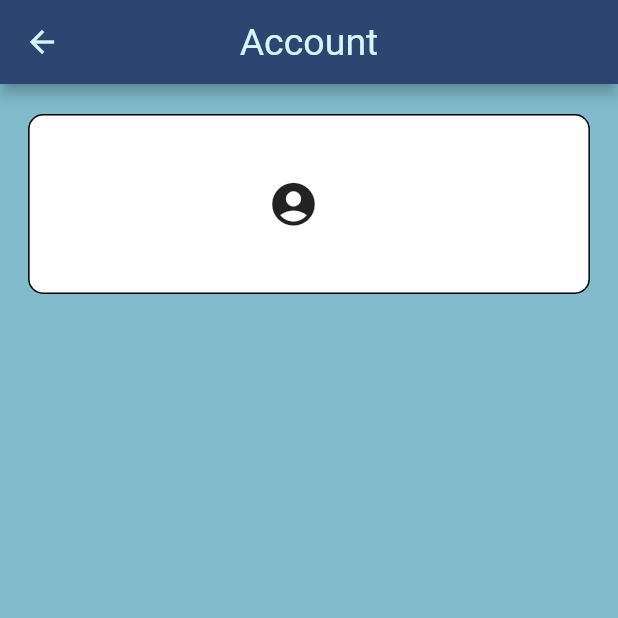
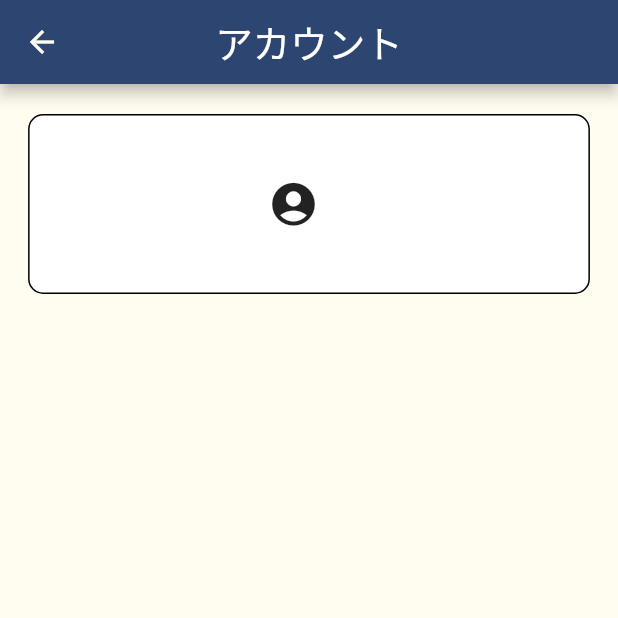
Before and after one commit to TajimaMiho/SoundFit, a Flutter app: the ConfigPage screen opened directly, on a phone screen of 412 x 824 dp, the top half of it. Run offline on Flutter 3.47's test engine with Material 2 defaults, Android fonts, the phone set to English and light mode, and no system bars; our stand-ins replace cloud_firestore, firebase_auth, firebase_core, firebase_storage, flutter_riverpod, flutter_svg and 4 more; missing offline and left inert: dart:html, image_picker_web; accounts and stored records are empty; network calls fail.

Commit message:
change color

```diff
--- a/lib/config/styles.dart
+++ b/lib/config/styles.dart
@@ -20,12 +20,12 @@ abstract class Styles {
     },
   );
   static const Color primaryColor = Color(0xFF2c4671);
-  static const Color primaryColor700 = Color(0xFF81bbcc);
+  static const Color primaryColor700 = Color(0xFFFFFCF0);
   static const Color accentColor = Color(0xFFf1f7d9);
   static const Color myButtonColor = Color.fromARGB(255, 253, 234, 234);
   static const Color secondaryColor = Color(0xFF808080);
   static const Color secondaryColor900 = Color.fromARGB(130, 89, 74, 49);
-  static const Color pageBackground = Color(0xFFd6f6ff);
+  static const Color pageBackground = Color(0xFFFFFCF0);
   static const Color appBarTitleColor = pageBackground;
   static const Color commonTextColor = Color(0xFF000000);
   static const Color secondaryTextColor = Color(0xFFFFFFFF);
--- a/lib/view/top/add/add_page.dart
+++ b/lib/view/top/add/add_page.dart
@@ -16,7 +16,10 @@ class ShopListPage extends StatelessWidget {
       create: (_) => ShopListModel()..fetchShopList(),
       child: Scaffold(
         appBar: AppBar(
-          title: Text('席一覧'),
+          title: Text(
+            '席一覧',
+            style: TextStyle(color: Colors.white),
+          ),
         ),
         body: Center(
           child: Consumer<ShopListModel>(builder: (context, model, child) {
--- a/lib/view/top/add/add_shop_page.dart
+++ b/lib/view/top/add/add_shop_page.dart
@@ -7,83 +7,6 @@ import 'package:mycloud/view/top/add/add_shop_model.dart';
 import 'package:provider/provider.dart';
 import 'dart:html' as html;
 
-/*class AddShopPage extends StatelessWidget {
-  @override
-  Widget build(BuildContext context) {
-    return ChangeNotifierProvider<AddShopModel>(
-      create: (_) => AddShopModel(),
-      child: Scaffold(
-        appBar: AppBar(
-          title: Text('本を追加'),
-        ),
-        body: Center(
-          child: Consumer<AddShopModel>(builder: (context, model, child) {
-            return Padding(
-              padding: const EdgeInsets.all(8.0),
-              child: Column(
-                children: [
-                  GestureDetector(
-                    child: SizedBox(
-                      width: 100,
-                      height: 160,
-                      child: model.imageFile != null
-                          ? Image.file(model.imageFile!)
-                          : Container(
-                              color: Colors.grey,
-                            ),
-                    ),
-                    onTap: () {
-                      model.pickImage();
-                    },
-                  ),
-                  TextField(
-                    decoration: InputDecoration(
-                      hintText: 'お店の名前',
-                    ),
-                    onChanged: (text) {
-                      model.title = text;
-                    },
-                  ),
-                  SizedBox(
-                    height: 8,
-                  ),
-                  TextField(
-                    decoration: InputDecoration(
-                      hintText: '場所',
-                    ),
-                    onChanged: (text) {
-                      model.author = text;
-                    },
-                  ),
-                  SizedBox(
-                    height: 16,
-                  ),
-                  ElevatedButton(
-                    onPressed: () async {
-                      // 追加の処理
-                      try {
-                        await model.addShop();
-                        Navigator.of(context).pop(true);
-                      } catch (e) {
-                        final snackBar = SnackBar(
-                          backgroundColor: Colors.red,
-                          content: Text(e.toString()),
-                        );
-                        ScaffoldMessenger.of(context).showSnackBar(snackBar);
-                      }
-                    },
-                    child: Text('追加する'),
-                  ),
-                ],
-              ),
-            );
-          }),
-        ),
-      ),
-    );
-  }
-}*/
-
 class AddShopPage extends StatelessWidget {
   @override
   Widget build(BuildContext context) {
@@ -91,7 +14,10 @@ class AddShopPage extends StatelessWidget {
       create: (_) => AddShopModel(),
       child: Scaffold(
         appBar: AppBar(
-          title: Text('お店を追加'),
+          title: Text(
+            'お店を追加',
+            style: TextStyle(color: Colors.white),
+          ),
         ),
         body: Center(
           child: Consumer<AddShopModel>(builder: (context, model, child) {
--- a/lib/view/top/my_page.dart
+++ b/lib/view/top/my_page.dart
@@ -16,7 +16,10 @@ class ConfigPage extends ConsumerWidget {
     double shortestSide = size.shortestSide;
     return Scaffold(
       appBar: AppBar(
-        title: Text('Account'),
+        title: Text(
+          'アカウント',
+          style: TextStyle(color: Colors.white),
+        ),
       ),
       body: Container(
         color: Styles.primaryColor700,
--- a/lib/view/top/top_page.dart
+++ b/lib/view/top/top_page.dart
@@ -50,7 +50,10 @@ class _TopPageState extends State<TopPage> {
       onWillPop: willPopCallback,
       child: Scaffold(
         appBar: AppBar(
-          title: Text('Serch'),
+          title: Text(
+            'Search',
+            style: TextStyle(color: Colors.white),
+          ),
         ),
         body: _loading
             ? CircularProgressIndicator()
```
